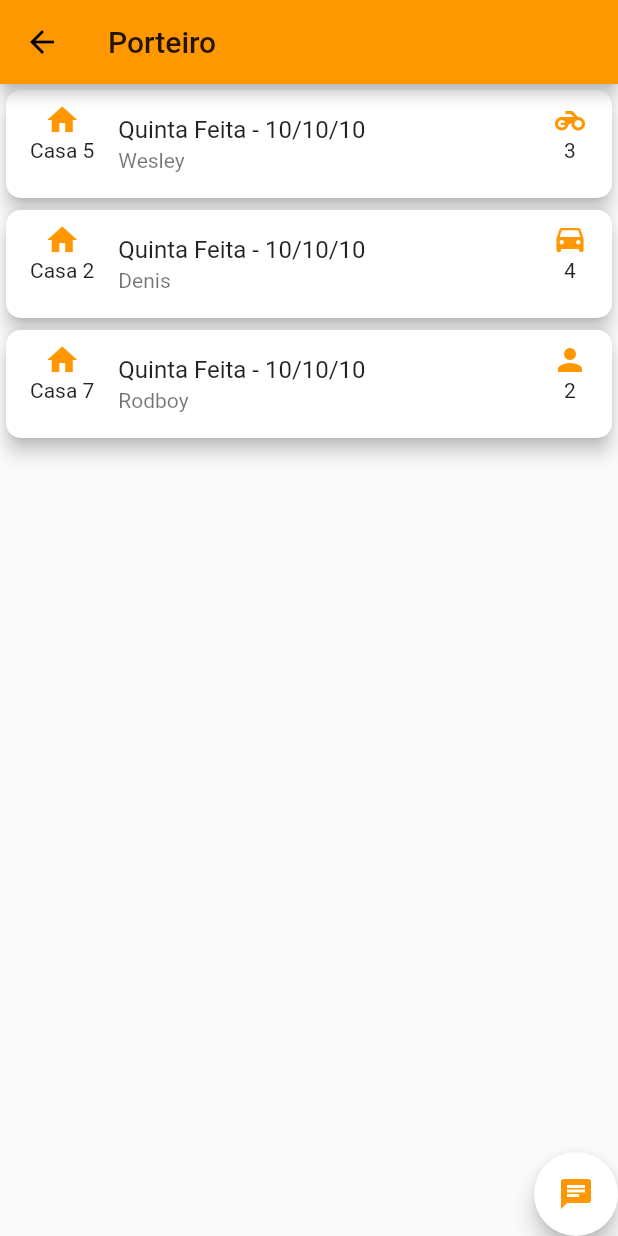
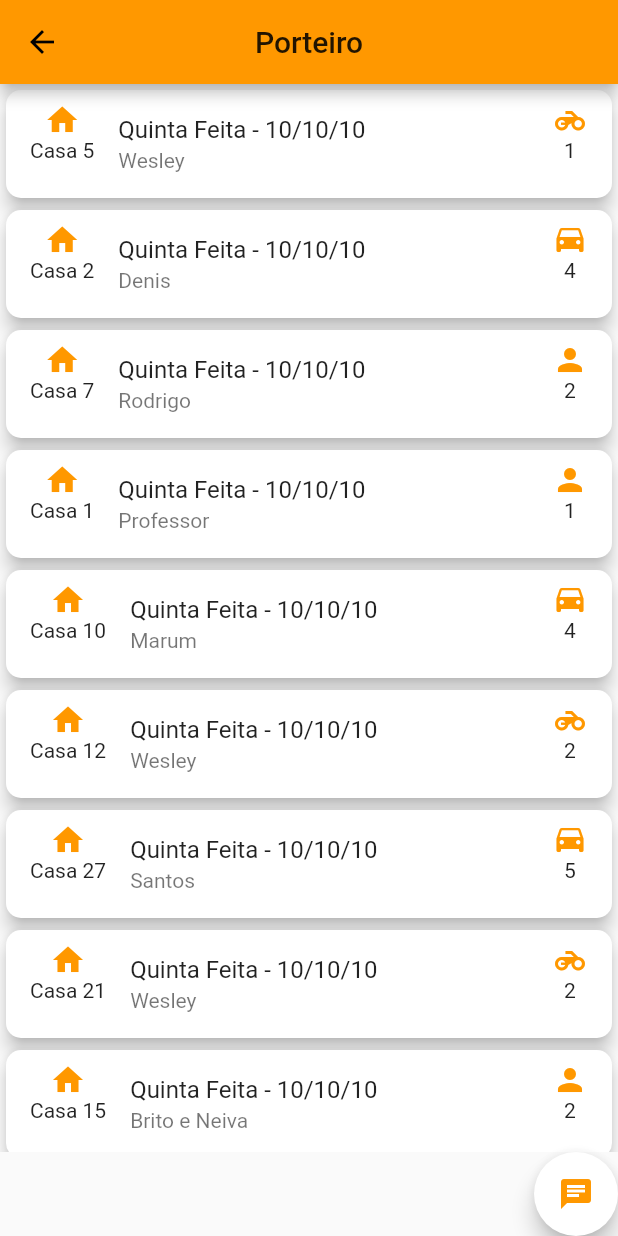
Before and after one commit to diCaminha/easyIN, a Flutter app: the ConciergePage screen opened directly, on a phone screen of 412 x 824 dp. Run offline on Flutter 3.47's test engine with Material 2 defaults, Android fonts, the phone set to English and light mode, and no system bars; our stand-ins replace cloud_firestore, firebase_auth; accounts and stored records are empty.

```diff
--- a/lib/screens/concierge_screen/concierge_page.dart
+++ b/lib/screens/concierge_screen/concierge_page.dart
@@ -14,6 +14,7 @@ class _ConciergePageState extends State<ConciergePage> {
     return Scaffold(
       appBar: AppBar(
         title: Text("Porteiro"),
+        centerTitle: true,
       ),
       body: Column(
         children: <Widget>[
@@ -26,7 +27,7 @@ class _ConciergePageState extends State<ConciergePage> {
                           casa: 'Casa 5',
                           nome: 'Wesley',
                           tipoEntrada: TipoEntrada.MOTO,
-                          quantidadePessoa: 3,
+                          quantidadePessoa: 1,
                         ),
                         VisitsCard(
                           data: "Quinta Feita - 10/10/10",
@@ -38,10 +39,66 @@ class _ConciergePageState extends State<ConciergePage> {
                          VisitsCard(
                           data: "Quinta Feita - 10/10/10",
                           casa: 'Casa 7',
-                          nome: 'Rodboy',
+                          nome: 'Rodrigo',
                           tipoEntrada: TipoEntrada.PESSOA,
                           quantidadePessoa: 2,
-                        )
+                        ),
+                        VisitsCard(
+                          data: "Quinta Feita - 10/10/10",
+                          casa: 'Casa 1',
+                          nome: 'Professor',
+                          tipoEntrada: TipoEntrada.PESSOA,
+                          quantidadePessoa: 1,
+                        ),
+                        VisitsCard(
+                          data: "Quinta Feita - 10/10/10",
+                          casa: 'Casa 10',
+                          nome: 'Marum',
+                          tipoEntrada: TipoEntrada.CARRO,
+                          quantidadePessoa: 4,
+                        ),
+                        VisitsCard(
+                          data: "Quinta Feita - 10/10/10",
+                          casa: 'Casa 12',
+                          nome: 'Wesley',
+                          tipoEntrada: TipoEntrada.MOTO,
+                          quantidadePessoa: 2,
+                        ),
+                        VisitsCard(
+                          data: "Quinta Feita - 10/10/10",
+                          casa: 'Casa 27',
+                          nome: 'Santos',
+                          tipoEntrada: TipoEntrada.CARRO,
+                          quantidadePessoa: 5,
+                        ),
+                        VisitsCard(
+                          data: "Quinta Feita - 10/10/10",
+                          casa: 'Casa 21',
+                          nome: 'Wesley',
+                          tipoEntrada: TipoEntrada.MOTO,
+                          quantidadePessoa: 2,
+                        ),
+                        VisitsCard(
+                          data: "Quinta Feita - 10/10/10",
+                          casa: 'Casa 15',
+                          nome: 'Brito e Neiva',
+                          tipoEntrada: TipoEntrada.PESSOA,
+                          quantidadePessoa: 2,
+                        ),
+                        VisitsCard(
+                          data: "Quinta Feita - 10/10/10",
+                          casa: 'Casa 33',
+                          nome: 'Augusto',
+                          tipoEntrada: TipoEntrada.MOTO,
+                          quantidadePessoa: 1,
+                        ),
+                        VisitsCard(
+                          data: "Quinta Feita - 10/10/10",
+                          casa: 'Casa 50',
+                          nome: 'Henrique',
+                          tipoEntrada: TipoEntrada.CARRO,
+                          quantidadePessoa: 1,
+                        ),
                       ],
                     ),
                 itemCount: 1),
```
